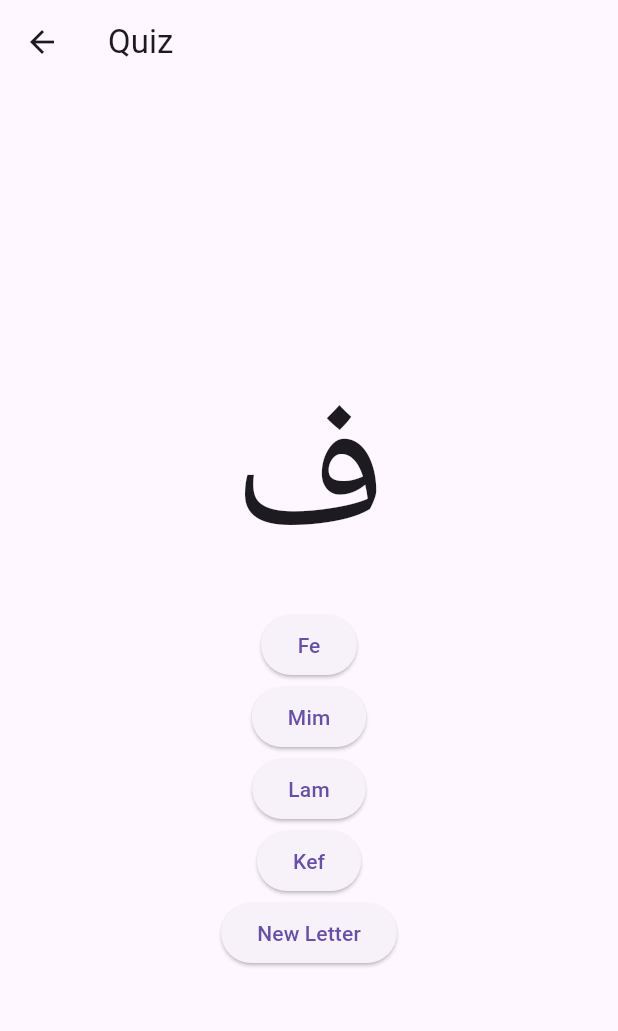
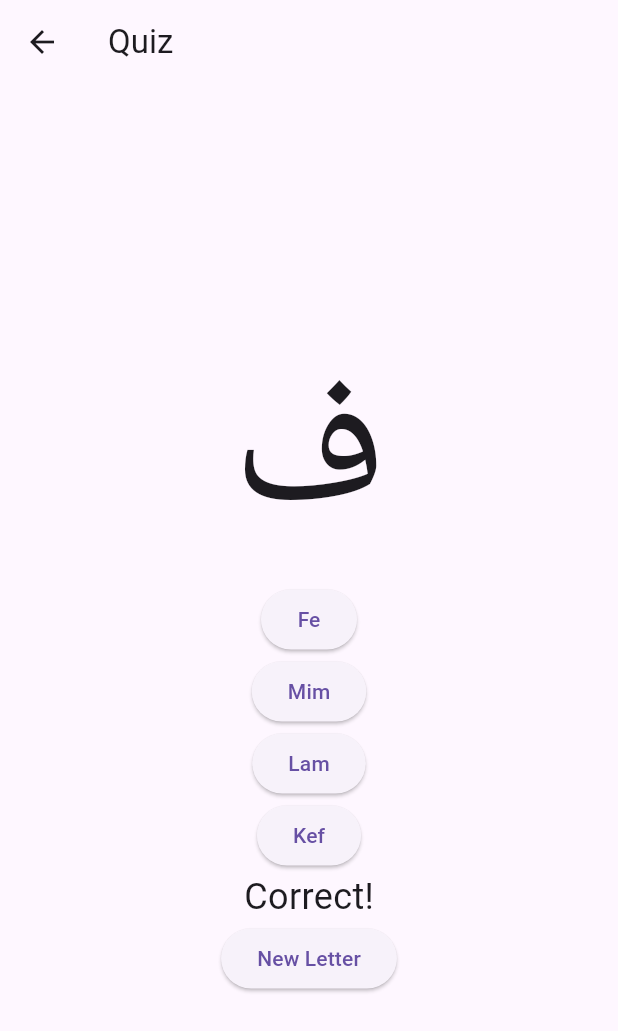
Before and after one commit to meminkbey/learn_arabic, a Flutter app: the QuizScreen screen opened directly, after a tap on "Fe", on a phone screen of 412 x 824 dp. Shown: the top 1031 px of the screen. Run offline on Flutter 3.47's test engine with Material 3 defaults, Android fonts, the phone set to English and light mode, and no system bars.

Commit message:
Add answer checking to quiz screen

```diff
--- a/lib/main.dart
+++ b/lib/main.dart
@@ -1,8 +1,6 @@
 import 'package:flutter/material.dart';
-import 'package:learn_arabic/data/letters.dart';
 import 'package:learn_arabic/screens/letter_list_screen.dart';
 
-import 'models/letter.dart';
 
 // Entry point of the app. Flutter calls main() first.
 void main() {
--- a/lib/screens/quiz_screen.dart
+++ b/lib/screens/quiz_screen.dart
@@ -14,6 +14,7 @@ class QuizScreen extends StatefulWidget {
 class _QuizScreenState extends State<QuizScreen> {
   late Letter _question;
   late List<Letter> _options;
+  Letter? _selected;
 
   @override
   void initState() {
@@ -26,26 +27,46 @@ class _QuizScreenState extends State<QuizScreen> {
     final shuffled = List<Letter>.from(letterList)..shuffle();
     _options = shuffled.take(4).toList();
     _question = _options[Random().nextInt(_options.length)];
+    _selected = null;
+  }
+
+  void _checkAnswer(Letter option) {
+    if (_selected != null) return; // already answered, ignore further taps
+
+    setState(() {
+      _selected = option;
+    });
   }
 
   @override
   Widget build(BuildContext context) {
     return Scaffold(
-      appBar: AppBar(title: const Text("Quiz")),
+      appBar: AppBar(title: const Text('Quiz')),
       body: Center(
         child: Column(
           mainAxisAlignment: MainAxisAlignment.center,
           children: [
             Text(_question.arabic, style: const TextStyle(fontSize: 120)),
             for (final option in _options)
-              ElevatedButton(onPressed: () {}, child: Text(option.name)),
+              ElevatedButton(
+                onPressed: () => _checkAnswer(option),
+                child: Text(option.name),
+              ),
+
+            // result text, only visible after an answer
+            if (_selected != null)
+              Text(
+                _selected == _question ? 'Correct!' : 'Wrong!',
+                style: const TextStyle(fontSize: 24),
+              ),
+
             ElevatedButton(
               onPressed: () {
                 setState(() {
                   _newQuestion();
                 });
               },
-              child: const Text("New Letter"),
+              child: const Text('New Letter'),
             ),
           ],
         ),
```
